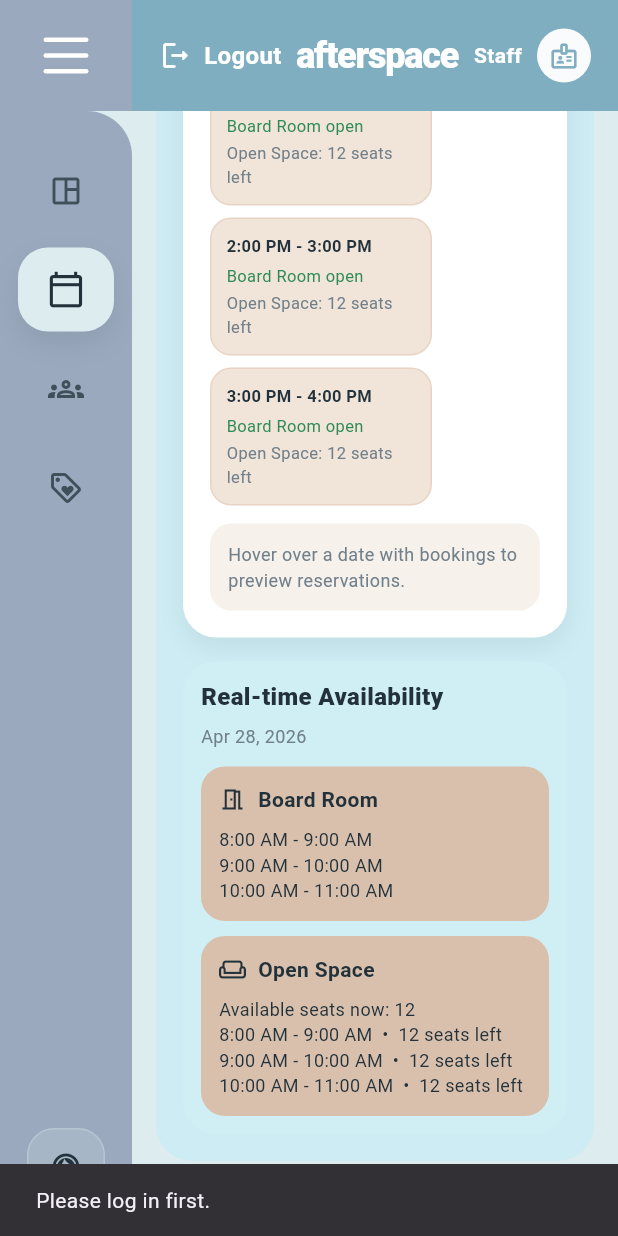
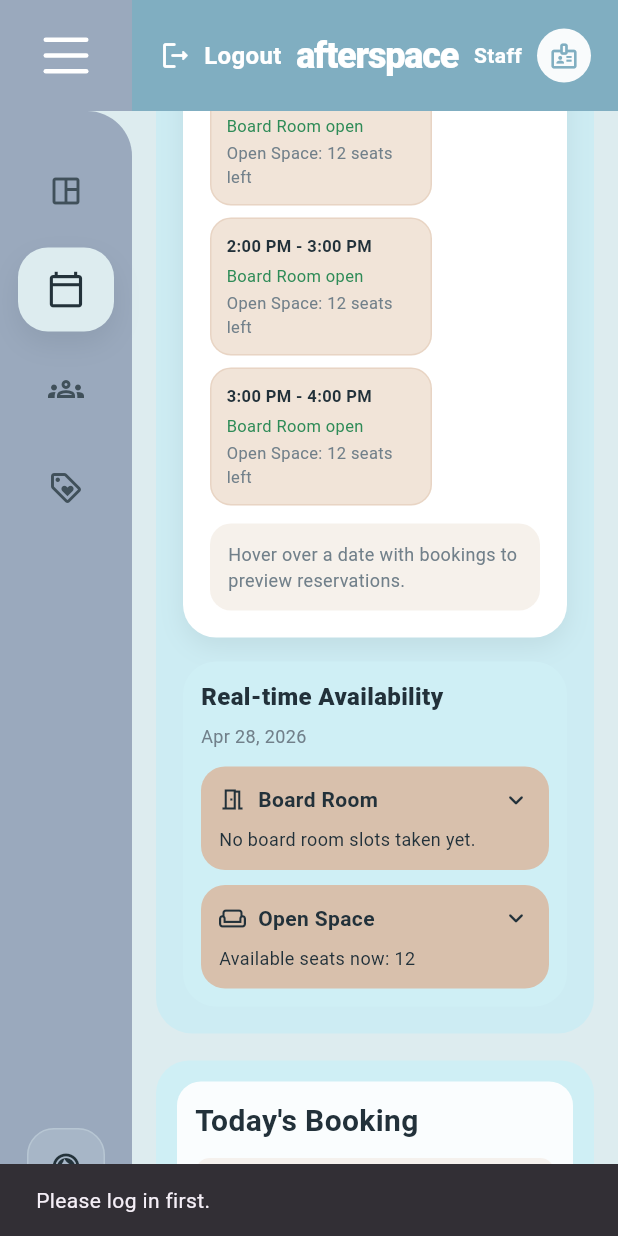
Before and after one commit to carljosephvilluga/afterspace_integrated_management_system, a Flutter app: the StaffBookingManagementScreen screen opened by its route, scrolled down 1728 dp, on a phone screen of 412 x 824 dp. Run offline on Flutter 3.47's test engine with Material 3 defaults, Android fonts, the phone set to English and light mode, and no system bars; our stand-ins replace fl_chart, pdf, printing, table_calendar; accounts and stored records are empty.

Commit message:
Sync booking availability widget with backend refresh and expandable slots

```diff
--- a/aims/lib/screens/dashboard/booking_management/availability.dart
+++ b/aims/lib/screens/dashboard/booking_management/availability.dart
@@ -1,3 +1,5 @@
+import 'dart:async';
+
 import 'package:aims/screens/dashboard/booking_management/Booking.dart';
 import 'package:aims/screens/dashboard/booking_management/Calendar.dart';
 import 'package:aims/screens/dashboard/booking_management/booking_models.dart';
@@ -31,6 +33,7 @@ class _StaffBookingManagementScreenState
   late List<BookingReservation> _reservations;
   bool _isLoadingReservations = false;
   bool _isSubmitting = false;
+  Timer? _reservationRefreshTimer;
 
   @override
   void initState() {
@@ -40,6 +43,18 @@ class _StaffBookingManagementScreenState
     _selectedDay = DateTime(now.year, now.month, now.day);
     _reservations = const [];
     _loadReservations();
+    _reservationRefreshTimer = Timer.periodic(const Duration(seconds: 15), (_) {
+      if (!mounted || _isSubmitting) {
+        return;
+      }
+      _loadReservations(showLoader: false, showErrorToast: false);
+    });
+  }
+
+  @override
+  void dispose() {
+    _reservationRefreshTimer?.cancel();
+    super.dispose();
   }
 
   @override
@@ -286,10 +301,15 @@ class _StaffBookingManagementScreenState
     _cancelReservationOnServer(reservation);
   }
 
-  Future<void> _loadReservations() async {
+  Future<void> _loadReservations({
+    bool showLoader = true,
+    bool showErrorToast = true,
+  }) async {
+    if (showLoader && mounted) {
       setState(() {
         _isLoadingReservations = true;
       });
+    }
 
     try {
       final records = await AimsApiClient.instance.fetchBookings(limit: 500);
@@ -300,11 +320,15 @@ class _StaffBookingManagementScreenState
         _reservations = mapped;
       });
     } on AimsApiException catch (error) {
+      if (showErrorToast) {
         _showToast(error.message);
+      }
     } catch (_) {
+      if (showErrorToast) {
         _showToast('Unable to load reservations right now.');
+      }
     } finally {
-      if (mounted) {
+      if (showLoader && mounted) {
         setState(() {
           _isLoadingReservations = false;
         });
@@ -346,11 +370,10 @@ class _StaffBookingManagementScreenState
       final reservation = _toReservation(created);
       if (!mounted) return;
       setState(() {
-        _reservations = [..._reservations, reservation]
-          ..sort((a, b) => a.start.compareTo(b.start));
         _selectedDay = draft.date;
         _focusedDay = DateTime(draft.date.year, draft.date.month, 1);
       });
+      await _loadReservations(showLoader: false, showErrorToast: false);
       _showToast(
         '${reservation.customerName} reserved ${reservation.spaceType.label} for ${formatMonthDayYear(draft.date)}.',
       );
@@ -382,15 +405,7 @@ class _StaffBookingManagementScreenState
     });
     try {
       await AimsApiClient.instance.checkInBooking(bookingId);
-      if (!mounted) return;
-      setState(() {
-        _reservations = _reservations.map((item) {
-          if (item.backendId != reservation.backendId) {
-            return item;
-          }
-          return item.copyWith(status: BookingStatus.checkedIn);
-        }).toList();
-      });
+      await _loadReservations(showLoader: false, showErrorToast: false);
       _showToast('${reservation.customerName} is now checked in.');
     } on AimsApiException catch (error) {
       _showToast(error.message);
@@ -420,15 +435,7 @@ class _StaffBookingManagementScreenState
     });
     try {
       await AimsApiClient.instance.cancelBooking(bookingId);
-      if (!mounted) return;
-      setState(() {
-        _reservations = _reservations.map((item) {
-          if (item.backendId != reservation.backendId) {
-            return item;
-          }
-          return item.copyWith(status: BookingStatus.cancelled);
-        }).toList();
-      });
+      await _loadReservations(showLoader: false, showErrorToast: false);
       _showToast('${reservation.customerName} reservation has been cancelled.');
     } on AimsApiException catch (error) {
       _showToast(error.message);
@@ -478,7 +485,7 @@ class _StaffBookingManagementScreenState
   }
 }
 
-class RealTimeAvailabilityPanel extends StatelessWidget {
+class RealTimeAvailabilityPanel extends StatefulWidget {
   const RealTimeAvailabilityPanel({
     super.key,
     required this.selectedDay,
@@ -487,6 +494,15 @@ class RealTimeAvailabilityPanel extends StatelessWidget {
 
   final DateTime selectedDay;
   final List<BookingReservation> reservations;
+
+  @override
+  State<RealTimeAvailabilityPanel> createState() =>
+      _RealTimeAvailabilityPanelState();
+}
+
+class _RealTimeAvailabilityPanelState extends State<RealTimeAvailabilityPanel> {
+  bool _boardRoomExpanded = false;
+  bool _openSpaceExpanded = false;
 
   static const Color _panelBlue = Color(0xFFCFEFF5);
   static const Color _cardTan = Color(0xFFD8C0AC);
@@ -504,11 +520,21 @@ class RealTimeAvailabilityPanel extends StatelessWidget {
       bookingClosingHour,
     );
     final openSeatsNow = openSeatsLeftForRange(
-      reservations,
-      selectedDay,
+      widget.reservations,
+      widget.selectedDay,
       rangeStart,
       rangeEnd,
     );
+    final dayWindows = availabilityWindowsForDay(
+      widget.reservations,
+      widget.selectedDay,
+    );
+    final boardRoomTaken = dayWindows
+        .where((window) => !window.boardRoomAvailable)
+        .toList();
+    final openSpaceTaken = dayWindows
+        .where((window) => window.openSeatsLeft < openSpaceCapacity)
+        .toList();
 
     return Container(
       decoration: BoxDecoration(
@@ -529,36 +555,78 @@ class RealTimeAvailabilityPanel extends StatelessWidget {
           ),
           const SizedBox(height: 6),
           Text(
-            formatMonthDayYear(selectedDay),
+            formatMonthDayYear(widget.selectedDay),
             style: const TextStyle(fontSize: 12, color: Color(0xFF71808A)),
           ),
           const SizedBox(height: 12),
           _availabilityCard(
             icon: BookingSpaceType.boardRoom.icon,
             title: 'Board Room',
-            availabilityText: nextBoardRoomAvailability(
-              reservations,
-              selectedDay,
-            ),
+            summaryText: _boardRoomSummary(boardRoomTaken),
+            expanded: _boardRoomExpanded,
+            onTap: () {
+              setState(() {
+                _boardRoomExpanded = !_boardRoomExpanded;
+              });
+            },
+            detailLines: boardRoomTaken
+                .map((window) => formatTimeRange(window.start, window.end))
+                .toList(),
+            emptyDetailText: 'No booked board room slots yet for this day.',
           ),
           const SizedBox(height: 10),
           _availabilityCard(
             icon: BookingSpaceType.openSpace.icon,
             title: 'Open Space',
-            availabilityText:
-                'Available seats now: ${openSeatsNow < 0 ? 0 : openSeatsNow}\n${nextOpenSpaceAvailability(reservations, selectedDay)}',
+            summaryText:
+                'Available seats now: ${openSeatsNow < 0 ? 0 : openSeatsNow}',
+            expanded: _openSpaceExpanded,
+            onTap: () {
+              setState(() {
+                _openSpaceExpanded = !_openSpaceExpanded;
+              });
+            },
+            detailLines: openSpaceTaken.map((window) {
+              final seatsTaken = openSpaceCapacity - window.openSeatsLeft;
+              return '${formatTimeRange(window.start, window.end)}  |  $seatsTaken seat${seatsTaken == 1 ? '' : 's'} taken';
+            }).toList(),
+            emptyDetailText: 'No open space slots are taken yet for this day.',
           ),
         ],
       ),
     );
   }
 
+  String _boardRoomSummary(List<AvailabilityWindow> takenWindows) {
+    if (takenWindows.isEmpty) {
+      return 'No board room slots taken yet.';
+    }
+
+    final preview = takenWindows
+        .take(2)
+        .map((window) => formatTimeRange(window.start, window.end))
+        .join('\n');
+    final remaining = takenWindows.length - 2;
+    if (remaining > 0) {
+      return '$preview\n+$remaining more';
+    }
+    return preview;
+  }
+
   Widget _availabilityCard({
     required IconData icon,
     required String title,
-    required String availabilityText,
+    required String summaryText,
+    required bool expanded,
+    required VoidCallback onTap,
+    required List<String> detailLines,
+    required String emptyDetailText,
   }) {
-    return Container(
+    return InkWell(
+      onTap: onTap,
+      borderRadius: BorderRadius.circular(16),
+      child: AnimatedContainer(
+        duration: const Duration(milliseconds: 180),
         width: double.infinity,
         padding: const EdgeInsets.all(12),
         decoration: BoxDecoration(
@@ -572,7 +640,8 @@ class RealTimeAvailabilityPanel extends StatelessWidget {
               children: [
                 Icon(icon, color: _text, size: 18),
                 const SizedBox(width: 8),
-              Text(
+                Expanded(
+                  child: Text(
                     title,
                     style: const TextStyle(
                       fontSize: 14,
@@ -580,14 +649,74 @@ class RealTimeAvailabilityPanel extends StatelessWidget {
                       color: _text,
                     ),
                   ),
+                ),
+                Icon(
+                  expanded
+                      ? Icons.keyboard_arrow_up_rounded
+                      : Icons.keyboard_arrow_down_rounded,
+                  size: 20,
+                  color: _text,
+                ),
               ],
             ),
             const SizedBox(height: 8),
             Text(
-            availabilityText,
+              summaryText,
               style: const TextStyle(fontSize: 12, height: 1.45, color: _text),
             ),
+            AnimatedCrossFade(
+              duration: const Duration(milliseconds: 180),
+              crossFadeState: expanded
+                  ? CrossFadeState.showSecond
+                  : CrossFadeState.showFirst,
+              firstChild: const SizedBox(height: 0),
+              secondChild: Padding(
+                padding: const EdgeInsets.only(top: 8),
+                child: Column(
+                  crossAxisAlignment: CrossAxisAlignment.start,
+                  children: [
+                    const Text(
+                      'Time taken for this day',
+                      style: TextStyle(
+                        fontSize: 11,
+                        fontWeight: FontWeight.w700,
+                        color: _text,
+                      ),
+                    ),
+                    const SizedBox(height: 6),
+                    detailLines.isEmpty
+                        ? Text(
+                            emptyDetailText,
+                            style: const TextStyle(
+                              fontSize: 12,
+                              height: 1.4,
+                              color: _text,
+                            ),
+                          )
+                        : Column(
+                            crossAxisAlignment: CrossAxisAlignment.start,
+                            children: detailLines
+                                .map(
+                                  (line) => Padding(
+                                    padding: const EdgeInsets.only(bottom: 2),
+                                    child: Text(
+                                      line,
+                                      style: const TextStyle(
+                                        fontSize: 12,
+                                        height: 1.4,
+                                        color: _text,
+                                      ),
+                                    ),
+                                  ),
+                                )
+                                .toList(),
+                          ),
                   ],
+                ),
+              ),
+            ),
+          ],
+        ),
       ),
     );
   }
```
Lines whose indentation alone changed are shown as unchanged.
